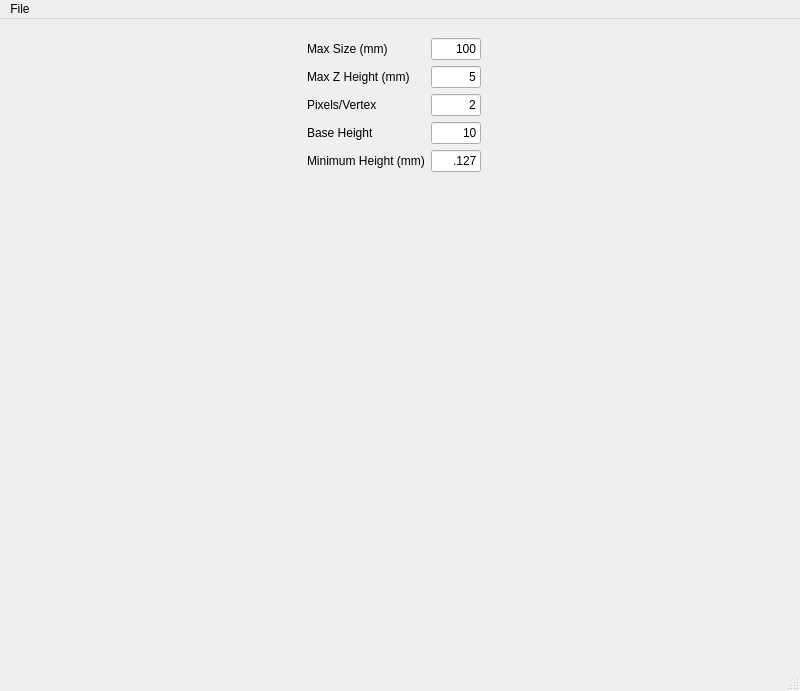
Before: the Qt Designer form mainwindow.ui in gharley/Lithophane, drawn with Qt 5.
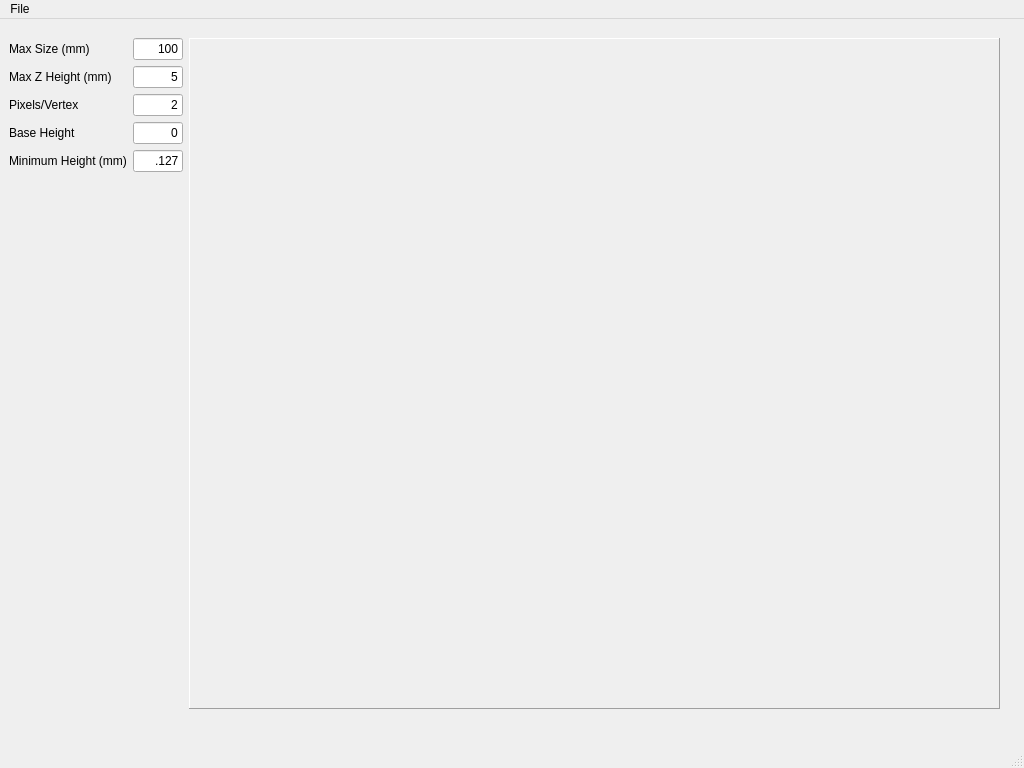
After: the same form once the commit is applied.

Commit message: fleshing out UI

Patch:
```diff
--- a/mainwindow.ui
+++ b/mainwindow.ui
@@ -6,8 +6,8 @@
    <rect>
     <x>0</x>
     <y>0</y>
-    <width>800</width>
-    <height>691</height>
+    <width>1024</width>
+    <height>768</height>
    </rect>
   </property>
   <property name="windowTitle">
@@ -25,11 +25,11 @@
      <rect>
       <x>-11</x>
       <y>-1</y>
-      <width>811</width>
-      <height>591</height>
+      <width>1031</width>
+      <height>711</height>
      </rect>
     </property>
-    <layout class="QHBoxLayout" name="horizontalLayout">
+    <layout class="QHBoxLayout" name="horizontalLayout" stretch="0,1">
      <property name="leftMargin">
       <number>20</number>
      </property>
@@ -147,7 +147,7 @@
             </size>
            </property>
            <property name="text">
-            <string>10</string>
+            <string>0</string>
            </property>
            <property name="alignment">
             <set>Qt::AlignRight|Qt::AlignTrailing|Qt::AlignVCenter</set>
@@ -233,10 +233,26 @@
       </layout>
      </item>
      <item>
-      <layout class="QVBoxLayout" name="imgLayout">
+      <layout class="QVBoxLayout" name="imgLayout" stretch="0">
        <property name="sizeConstraint">
-        <enum>QLayout::SetFixedSize</enum>
+        <enum>QLayout::SetNoConstraint</enum>
        </property>
+       <item>
+        <widget class="QFrame" name="plotFrame">
+         <property name="sizePolicy">
+          <sizepolicy hsizetype="Expanding" vsizetype="Expanding">
+           <horstretch>0</horstretch>
+           <verstretch>0</verstretch>
+          </sizepolicy>
+         </property>
+         <property name="frameShape">
+          <enum>QFrame::Panel</enum>
+         </property>
+         <property name="frameShadow">
+          <enum>QFrame::Raised</enum>
+         </property>
+        </widget>
+       </item>
       </layout>
      </item>
     </layout>
@@ -247,7 +263,7 @@
     <rect>
      <x>0</x>
      <y>0</y>
-     <width>800</width>
+     <width>1024</width>
      <height>21</height>
     </rect>
    </property>
```
Left out of the diff: 16 changed lines with no effect on the pictures. The commit also changes 3 other files.
